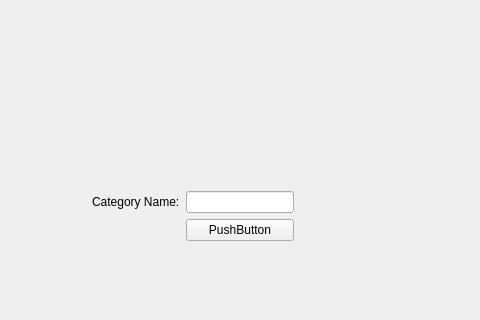
Qt form _product.ui (utkubalikci/product-db-app) before a commit; both pictures show x 346 to 826 and y 180 to 500 of the 1000 by 500 pixel window.
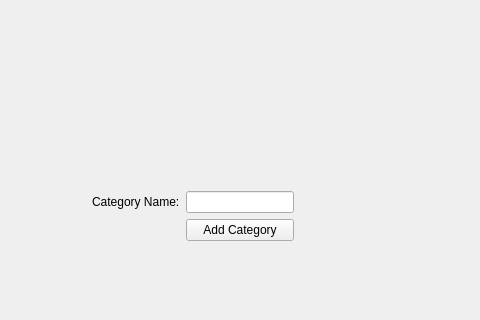
The same form after that commit.

Commit message: category cbox

The edit to the form file:
```diff
--- a/_product.ui
+++ b/_product.ui
@@ -45,7 +45,7 @@
          <item row="2" column="1">
           <widget class="QPushButton" name="btnSaveCategory">
            <property name="text">
-            <string>PushButton</string>
+            <string>Add Category</string>
            </property>
           </widget>
          </item>
```
The commit also changes 6 other files.
